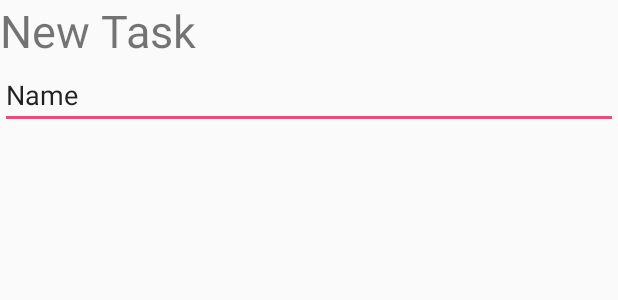
After one commit to Kwakwaouaite/task_manager, an Android app: the layout add_task.xml on its own in the app's theme, with its tools: preview values and no code run, on a phone screen of 412 x 824 dp. The commit adds this screen. Shown: the top 300 px of the screen. Run offline under Robolectric (Android 15) with nearby library versions, the phone set to English and light mode, and no system bars.

Commit message:
Add add_task layout + modify id in the java activities to correspond to XML ones

```diff
--- a/Taskmanager/app/src/main/java/com/manzanart/albick/taskmanager/DisplayTask.java
+++ b/Taskmanager/app/src/main/java/com/manzanart/albick/taskmanager/DisplayTask.java
@@ -18,7 +18,7 @@ public class DisplayTask extends AppCompatActivity {
         Toolbar toolbar = (Toolbar) findViewById(R.id.toolbar);
         setSupportActionBar(toolbar);
 
-       FloatingActionButton fab = (FloatingActionButton) findViewById(R.id.fab);
+       FloatingActionButton fab = (FloatingActionButton) findViewById(R.id.add_button);
         fab.setOnClickListener(new View.OnClickListener() {
             @Override
             public void onClick(View view) {
--- a/Taskmanager/app/src/main/java/com/manzanart/albick/taskmanager/MainActivity.java
+++ b/Taskmanager/app/src/main/java/com/manzanart/albick/taskmanager/MainActivity.java
@@ -22,8 +22,8 @@ public class MainActivity extends AppCompatActivity {
     @Override
     protected void onCreate(Bundle savedInstanceState) {
         super.onCreate(savedInstanceState);
-        setContentView(R.layout.activity_main);
-        mListView = (ListView) findViewById(R.id.listView);
+        setContentView(R.layout.content_display_task);
+        mListView = (ListView) findViewById(R.id.list);
 
         List<Task> tasks = genererTasks();
 
--- /dev/null
+++ b/Taskmanager/app/src/main/res/layout/add_task.xml
@@ -0,0 +1,20 @@
+<?xml version="1.0" encoding="utf-8"?>
+<RelativeLayout xmlns:android="http://schemas.android.com/apk/res/android"
+    android:layout_width="match_parent" android:layout_height="match_parent">
+
+    <TextView
+        android:id="@+id/title_newTask"
+        android:layout_width="wrap_content"
+        android:layout_height="wrap_content"
+        android:text="New Task"
+        android:textSize="30dp"/>
+
+    <EditText
+        android:layout_width="match_parent"
+        android:layout_height="wrap_content"
+        android:text="Name"
+        android:layout_below="@id/title_newTask"/>
+
+
+
+</RelativeLayout>
```
Also changed, not shown: Taskmanager/app/src/main/res/layout/content_display_task.xml (+7 -0 lines).
